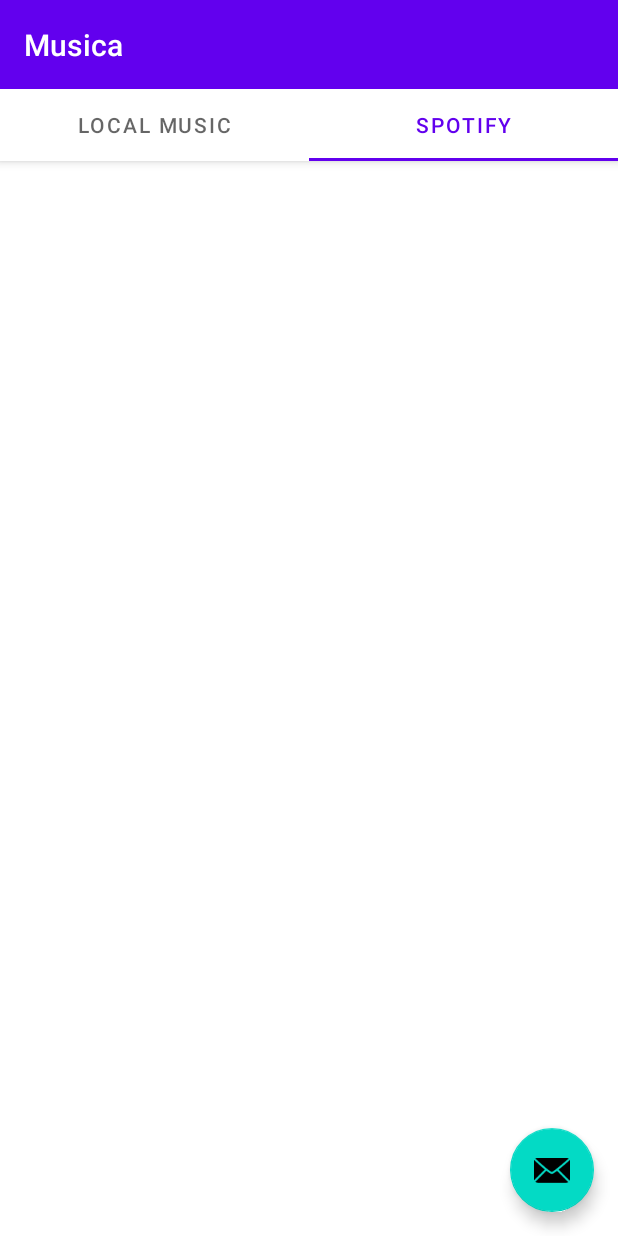
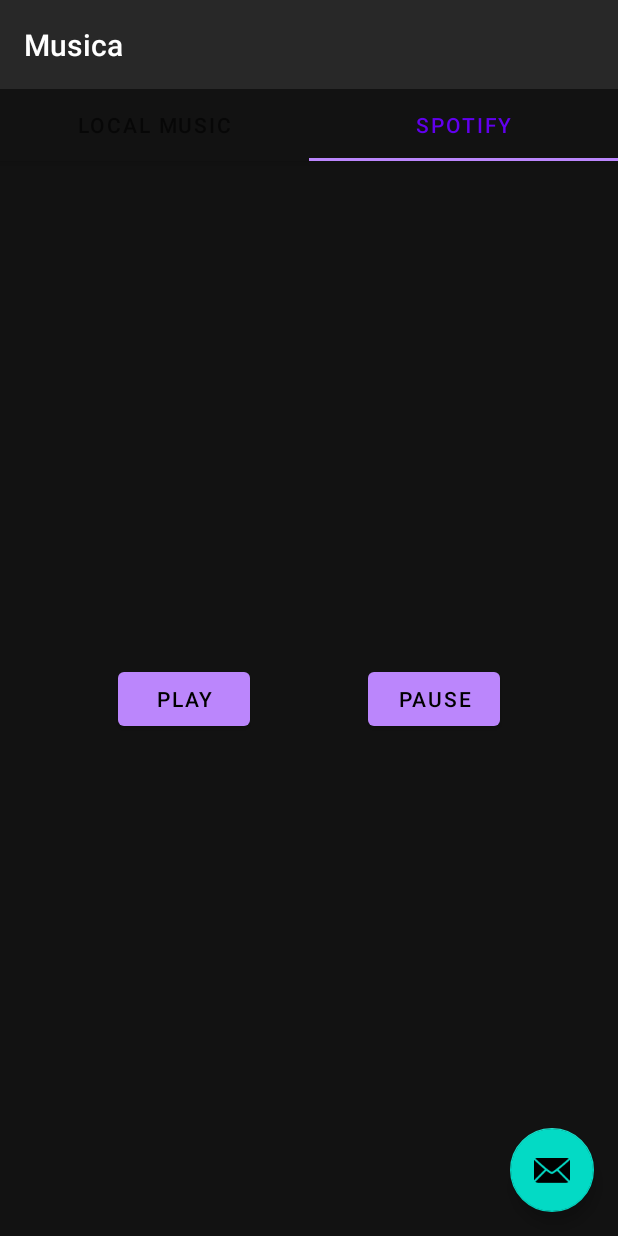
Before and after one commit to AleksanderTamm/Musica, an Android app: the screen it shows after launch (MainActivity), tab 2 chosen, on a phone screen of 412 x 824 dp. Run offline under Robolectric (Android 15) with nearby library versions, the phone set to English and light mode, and no system bars; libraries missing offline, so code that uses them is left out: com.spotify.android, com.spotify.protocol; 4 statements that could not run were skipped.

Commit message:
Spotify fragment + buttons to play/pause

```diff
--- a/app/src/main/java/com/example/musica/MainActivity.kt
+++ b/app/src/main/java/com/example/musica/MainActivity.kt
@@ -4,6 +4,7 @@ package com.example.musica
 import android.os.Bundle
 import android.util.Log
 import androidx.appcompat.app.AppCompatActivity
+import androidx.appcompat.app.AppCompatDelegate
 import androidx.viewpager.widget.ViewPager
 import com.example.musica.databinding.ActivityMainBinding
 import com.example.musica.ui.main.SectionsPagerAdapter
@@ -13,7 +14,11 @@ import com.google.android.material.tabs.TabLayout
 import com.spotify.android.appremote.api.ConnectionParams
 import com.spotify.android.appremote.api.Connector
 import com.spotify.android.appremote.api.SpotifyAppRemote
+import com.spotify.android.appremote.api.error.CouldNotFindSpotifyApp
+import com.spotify.android.appremote.api.error.NotLoggedInException
+import com.spotify.android.appremote.api.error.UserNotAuthorizedException
 import com.spotify.protocol.types.Track
+
 
 class MainActivity : AppCompatActivity() {
 
@@ -21,12 +26,13 @@ class MainActivity : AppCompatActivity() {
 
     //spotify
     private val clientId = "756545fbd8c44cb98826b116cda757ad"
-    private val redirectUri =
-        "com.example.musica://callback" //vast pole vaja "https://kodu.ut.ee/~tammalek/spotifyAuth.txt" //atm minu lehel, saab muuta
+    private val redirectUri = "com.example.musica://callback"
     private var spotifyAppRemote: SpotifyAppRemote? = null
 
     override fun onCreate(savedInstanceState: Bundle?) {
         super.onCreate(savedInstanceState)
+        //ainult dark theme nyyd
+        AppCompatDelegate.setDefaultNightMode(AppCompatDelegate.MODE_NIGHT_YES);
 
         binding = ActivityMainBinding.inflate(layoutInflater)
         setContentView(binding.root)
@@ -60,11 +66,19 @@ class MainActivity : AppCompatActivity() {
                 // Now you can start interacting with App Remote
                 connected()
             }
-
-            override fun onFailure(throwable: Throwable) {
+            //ilmselt parem aga tuleb t2ita
+            override fun onFailure(error: Throwable?) {
+                if (error is NotLoggedInException || error is UserNotAuthorizedException) {
+                    // Show login button and trigger the login flow from auth library when clicked
+                } else if (error is CouldNotFindSpotifyApp) {
+                    // Show button to download Spotify
+                }
+            }
+            //kui see
+            /*override fun onFailure(throwable: Throwable) {
                 Log.e("MainActivity", throwable.message, throwable)
                 // Something went wrong when attempting to connect! Handle errors here
-            }
+            }*/
         })
     }
 
@@ -73,9 +87,10 @@ class MainActivity : AppCompatActivity() {
     private fun connected() {
         // Then we will write some more code here.
         //example playlist
-        spotifyAppRemote?.playerApi?.play("spotify:playlist:37i9dQZF1DX2sUQwD7tbmL")
+        //spotifyAppRemote?.playerApi?.play("spotify:playlist:37i9dQZF1DX2sUQwD7tbmL")
         // Subscribe to PlayerState
         // Subscribe to PlayerState
+
         spotifyAppRemote?.getPlayerApi()
             ?.subscribeToPlayerState()
             ?.setEventCallback { playerState ->
@@ -87,6 +102,15 @@ class MainActivity : AppCompatActivity() {
 
     }
 
+     fun playSpotifySong(uri: String){
+        //"spotify:playlist:37i9dQZF1DX2sUQwD7tbmL"
+        spotifyAppRemote?.playerApi?.play(uri)
+    }
+
+    fun pauseSpotify(){
+        spotifyAppRemote?.playerApi?.pause()
+    }
+
 
     override fun onStop() {
         super.onStop();
--- a/app/src/main/java/com/example/musica/ui/main/SectionsPagerAdapter.kt
+++ b/app/src/main/java/com/example/musica/ui/main/SectionsPagerAdapter.kt
@@ -21,6 +21,8 @@ class SectionsPagerAdapter(private val context: Context, fm: FragmentManager) :
     override fun getItem(position: Int): Fragment {
         // getItem is called to instantiate the fragment for the given page.
         // Return a PlaceholderFragment (defined as a static inner class below).
+        if (position==1) return  SpotifyFragment()
+        else
         return PlaceholderFragment.newInstance(position + 1)
     }
 
--- /dev/null
+++ b/app/src/main/java/com/example/musica/ui/main/SpotifyFragment.kt
@@ -0,0 +1,64 @@
+package com.example.musica.ui.main
+
+import android.os.Bundle
+import android.view.LayoutInflater
+import android.view.View
+import android.view.ViewGroup
+import android.widget.Button
+import android.widget.Toast
+import androidx.fragment.app.Fragment
+import com.example.musica.MainActivity
+import com.example.musica.R
+
+// TODO: Rename parameter arguments, choose names that match
+// the fragment initialization parameters, e.g. ARG_ITEM_NUMBER
+private const val ARG_PARAM1 = "param1"
+private const val ARG_PARAM2 = "param2"
+
+/**
+ * A simple [Fragment] subclass.
+ * Use the [SpotifyFragment.newInstance] factory method to
+ * create an instance of this fragment.
+ */
+class SpotifyFragment : Fragment() {
+
+    override fun onCreate(savedInstanceState: Bundle?) {
+        super.onCreate(savedInstanceState)
+
+
+
+
+    }
+
+    override fun onCreateView(
+        inflater: LayoutInflater, container: ViewGroup?,
+        savedInstanceState: Bundle?
+
+
+    ): View? {
+        // Inflate the layout for this fragment
+
+        return inflater.inflate(R.layout.fragment_spotify, container, false)
+    }
+
+    override fun onViewCreated(view: View, savedInstanceState: Bundle?) {
+        super.onViewCreated(view, savedInstanceState)
+        val play= view.findViewById<Button>(R.id.play)
+        val pause= view.findViewById<Button>(R.id.pause)
+
+
+        //voimalik et unsecure
+        play.setOnClickListener{
+            Toast.makeText(view.context, "play", Toast.LENGTH_SHORT).show()
+            (activity as MainActivity?)?.playSpotifySong("spotify:playlist:37i9dQZF1DX2sUQwD7tbmL")
+        }
+        pause.setOnClickListener{
+            Toast.makeText(view.context, "pause", Toast.LENGTH_SHORT).show()
+            (activity as MainActivity?)?.pauseSpotify()
+        }
+    }
+
+
+
+
+}
--- /dev/null
+++ b/app/src/main/res/layout/fragment_spotify.xml
@@ -0,0 +1,34 @@
+<?xml version="1.0" encoding="utf-8"?>
+<androidx.constraintlayout.widget.ConstraintLayout xmlns:android="http://schemas.android.com/apk/res/android"
+    xmlns:app="http://schemas.android.com/apk/res-auto"
+    xmlns:tools="http://schemas.android.com/tools"
+    android:id="@+id/frameLayout"
+    android:layout_width="match_parent"
+    android:layout_height="match_parent"
+    tools:context=".ui.main.SpotifyFragment">
+
+    <!-- TODO: Update blank fragment layout -->
+
+    <Button
+        android:id="@+id/play"
+        android:layout_width="wrap_content"
+        android:layout_height="wrap_content"
+        android:text="play"
+        app:layout_constraintBottom_toBottomOf="parent"
+        app:layout_constraintEnd_toStartOf="@+id/pause"
+        app:layout_constraintHorizontal_bias="0.5"
+        app:layout_constraintStart_toStartOf="parent"
+        app:layout_constraintTop_toTopOf="parent" />
+
+    <Button
+        android:id="@+id/pause"
+        android:layout_width="wrap_content"
+        android:layout_height="wrap_content"
+        android:text="pause"
+        app:layout_constraintBottom_toBottomOf="parent"
+        app:layout_constraintEnd_toEndOf="parent"
+        app:layout_constraintHorizontal_bias="0.5"
+        app:layout_constraintStart_toEndOf="@+id/play"
+        app:layout_constraintTop_toTopOf="parent" />
+
+</androidx.constraintlayout.widget.ConstraintLayout>
--- a/app/src/main/res/values/strings.xml
+++ b/app/src/main/res/values/strings.xml
@@ -2,4 +2,6 @@
     <string name="app_name">Musica</string>
     <string name="tab_text_1">Local music</string>
     <string name="tab_text_2">Spotify</string>
+    <!-- TODO: Remove or change this placeholder text -->
+    <string name="hello_blank_fragment">Hello blank fragment</string>
 </resources>
```
